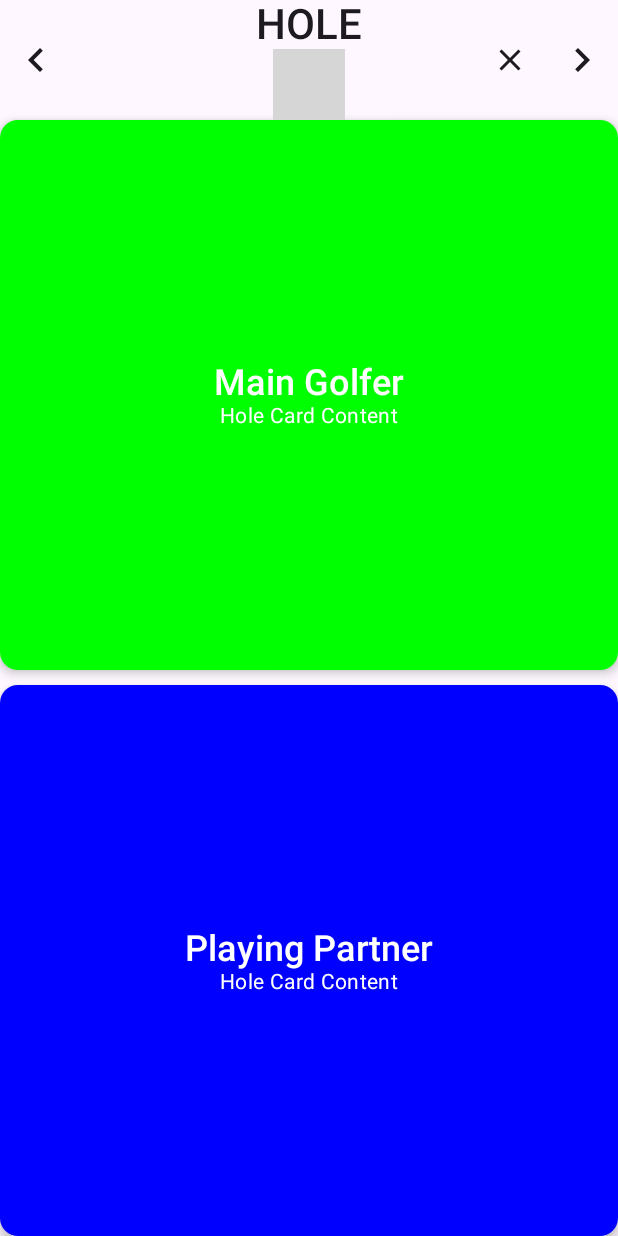
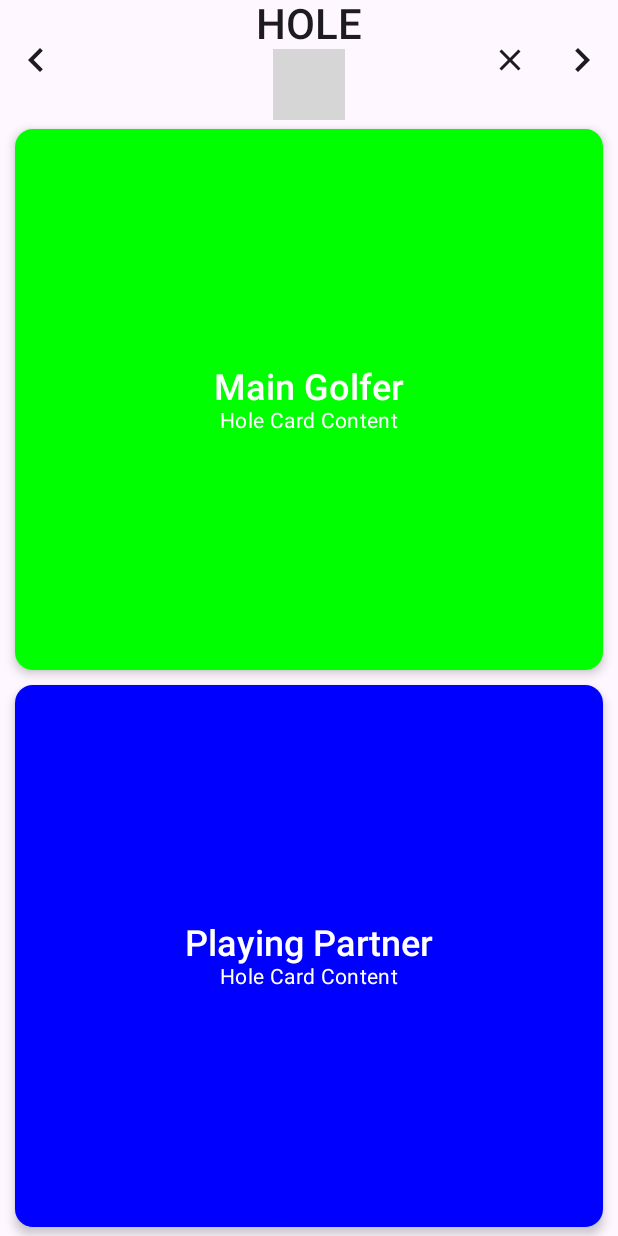
Before and after one commit to SogoGolf/simplegolf-droid, an Android app built with Jetpack Compose: the composable PlayRoundScreen shown on its own in the app's theme, on a phone screen of 412 x 824 dp. Run offline under Robolectric (Android 15) with nearby library versions, the phone set to English and light mode, and no system bars; our stand-ins replace Dagger/Hilt's generated code; 5 statements that could not run were skipped; grey boxes are pictures that could not be loaded.

Commit message:
use this

```diff
--- a/app/src/main/java/com/sogo/golf/msl/features/play/presentation/PlayRoundScreen.kt
+++ b/app/src/main/java/com/sogo/golf/msl/features/play/presentation/PlayRoundScreen.kt
@@ -11,7 +11,6 @@ import androidx.compose.foundation.layout.padding
 import androidx.compose.material3.AlertDialog
 import androidx.compose.material3.Button
 import androidx.compose.material3.CircularProgressIndicator
-import androidx.compose.material3.MaterialTheme
 import androidx.compose.material3.Scaffold
 import androidx.compose.material3.Text
 import androidx.compose.runtime.Composable
@@ -23,12 +22,8 @@ import androidx.compose.runtime.setValue
 import androidx.compose.ui.Alignment
 import androidx.compose.ui.Modifier
 import androidx.compose.ui.graphics.Color
-import androidx.compose.ui.graphics.toArgb
 import androidx.compose.ui.platform.LocalConfiguration
-import androidx.compose.ui.platform.LocalView
 import androidx.compose.ui.unit.dp
-import androidx.compose.runtime.SideEffect
-import androidx.core.view.WindowCompat
 import androidx.hilt.navigation.compose.hiltViewModel
 import androidx.navigation.NavController
 import com.sogo.golf.msl.navigation.NavViewModel
@@ -76,21 +71,6 @@ private fun Screen4Portrait(
         showBackConfirmDialog = true
     }
 
-    // Reset window background and set consistent system UI
-    val view = LocalView.current
-    SideEffect {
-        val window = (view.context as? androidx.activity.ComponentActivity)?.window ?: return@SideEffect
-        val windowInsetsController = WindowCompat.getInsetsController(window, window.decorView)
-
-        // Reset window background to white to override any previous screen's background
-        window.decorView.setBackgroundColor(Color.White.toArgb())
-        window.statusBarColor = Color.White.toArgb()
-        windowInsetsController.isAppearanceLightStatusBars = true
-
-        // Ensure consistent system UI handling
-        WindowCompat.setDecorFitsSystemWindows(window, false)
-    }
-
     Scaffold(
         topBar = {
             HoleHeader(
@@ -122,7 +102,7 @@ private fun Screen4Portrait(
                 .fillMaxSize()
                 .padding(paddingValues) // <-- APPLY THE PADDING HERE
                 .navigationBarsPadding()
-//          .padding(horizontal = 16.dp)
+              .padding(vertical = 6.dp)
         ) {
             // Top card (green background)
             HoleCard(
@@ -131,6 +111,7 @@ private fun Screen4Portrait(
                 modifier = Modifier
                     .fillMaxSize()
                     .weight(1f)
+                    .padding(horizontal = 10.dp)
             )
 
             // Gap between cards
@@ -143,9 +124,65 @@ private fun Screen4Portrait(
                 modifier = Modifier
                     .fillMaxSize()
                     .weight(1f)
+                    .padding(horizontal = 10.dp)
             )
         }
     }
+
+//    Column(
+//        modifier = Modifier.fillMaxSize().navigationBarsPadding()
+//    ) {
+    // HoleHeader as top bar
+//        HoleHeader(
+//            holeNumber = 1, // TODO: Get from viewmodel
+//            onBack = {
+//                // Show confirmation dialog before navigating back
+//                showBackConfirmDialog = true
+//            },
+//            onClose = {
+//                // TODO: Implement close functionality
+//                // viewModel.logout(navController)
+//            },
+//            onNext = {
+//                // TODO: Implement hole navigation
+//                // playRoundViewModel.incrementHoleNumber()
+//            },
+//            onTapHoleNumber = {
+//                // TODO: Implement hole selection dialog
+//                // playRoundViewModel.showGoToHoleDialog()
+//            },
+//            showBackButton = showBackButton
+//        )
+
+    // Two HoleCard components taking up remaining vertical space
+//        Column(
+//            modifier = Modifier
+//                .fillMaxSize()
+//                .navigationBarsPadding()
+////                .padding(horizontal = 16.dp)
+//        ) {
+//            // Top card (green background)
+//            HoleCard(
+//                backgroundColor = Color.Green,
+//                golferName = "Main Golfer",
+//                modifier = Modifier
+//                    .fillMaxSize()
+//                    .weight(1f)
+//            )
+//
+//            // Gap between cards
+//            Spacer(modifier = Modifier.height(10.dp))
+//
+//            // Bottom card (blue background)
+//            HoleCard(
+//                backgroundColor = Color.Blue,
+//                golferName = "Playing Partner",
+//                modifier = Modifier
+//                    .fillMaxSize()
+//                    .weight(1f)
+//            )
+//        }
+    // }
 
     // Back confirmation dialog
     if (showBackConfirmDialog) {
```
Lines whose indentation alone changed are shown as unchanged.
